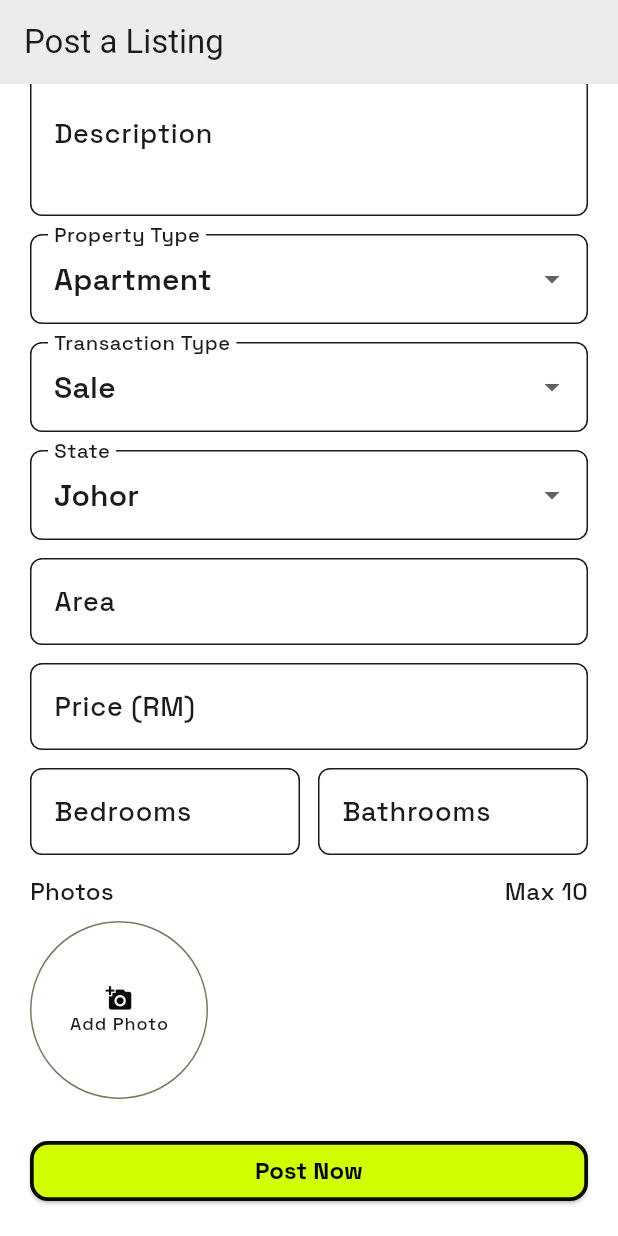
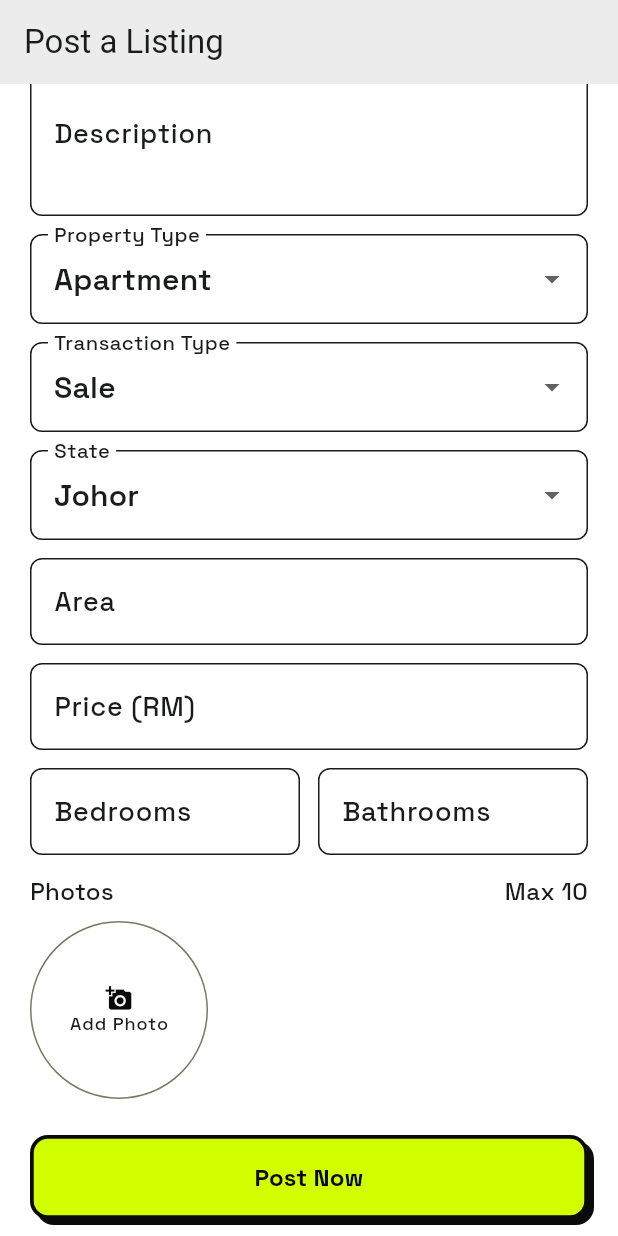
Before and after one commit to vertigo1794/renly, a Flutter app: the PostListingScreen screen opened by its route, scrolled down 112 dp, on a phone screen of 412 x 824 dp. Run offline on Flutter 3.47's test engine with Material 3 defaults, Android fonts, the phone set to English and light mode, and no system bars; our stand-ins replace easy_localization, firebase_core, firebase_messaging, flutter_dotenv, flutter_riverpod, go_router and 4 more; missing offline and left inert: flutter_stripe; accounts and stored records are empty; network calls fail.

Commit message:
feat: restyle PostListingScreen submit button with BrutalistButton
Co-Authored-By: Claude Sonnet 5 <noreply@anthropic.com>

```diff
--- a/app/lib/features/listing/post_listing_screen.dart
+++ b/app/lib/features/listing/post_listing_screen.dart
@@ -8,6 +8,7 @@ import 'package:go_router/go_router.dart';
 import 'package:image_picker/image_picker.dart';
 
 import '../../core/constants/malaysian_states.dart';
+import '../../core/widgets/brutalist_button.dart';
 import '../matching/matching_providers.dart' hide currentNegotiatorIdProvider;
 import 'listing_providers.dart';
 import '../subscription/subscription_providers.dart' hide currentNegotiatorIdProvider;
@@ -360,9 +361,9 @@ class _PostListingScreenState extends ConsumerState<PostListingScreen> {
                   Text(_submitError!, style: TextStyle(color: Theme.of(context).colorScheme.error)),
                 ],
                 const SizedBox(height: 24),
-                ElevatedButton(
+                BrutalistButton(
+                  label: 'listing_post_now'.tr(),
                   onPressed: (_submitting || atCap) ? null : _submit,
-                  child: Text('listing_post_now'.tr()),
                 ),
               ],
             ),
```
Also changed, not shown: 1 other file.
